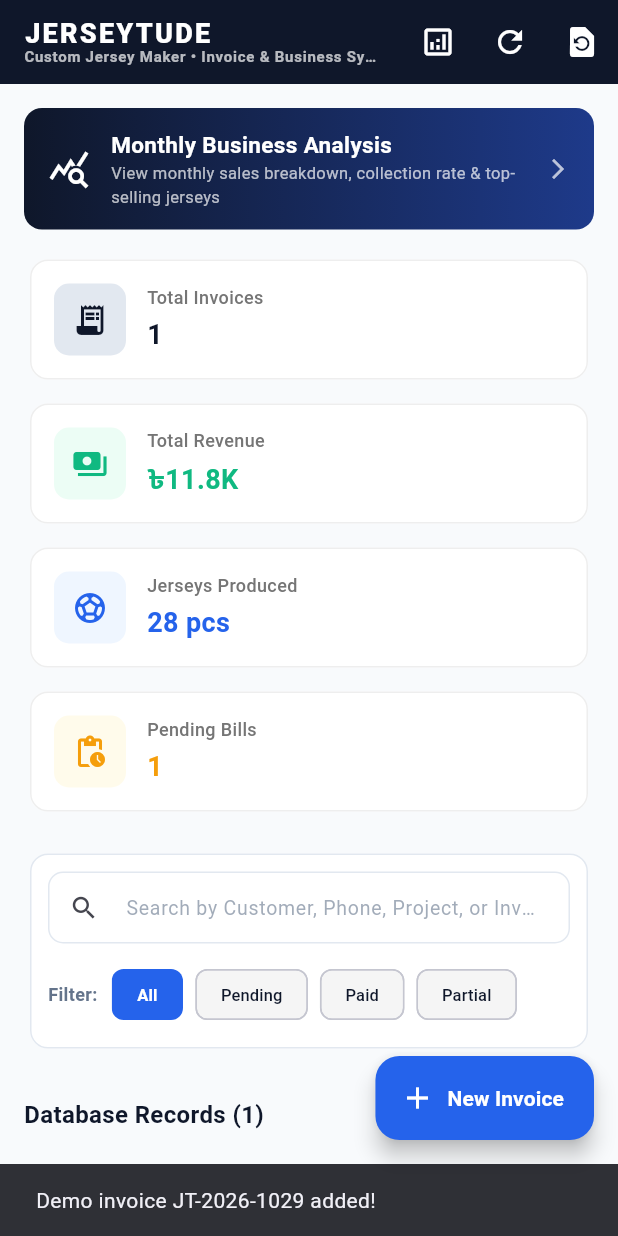
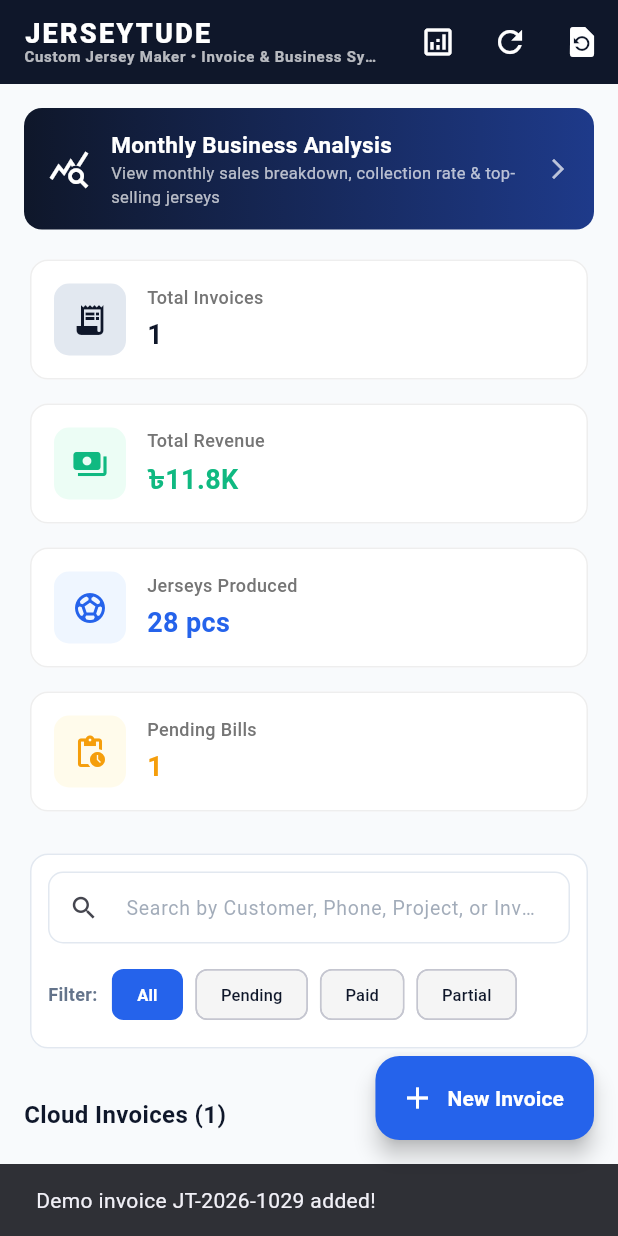
Before and after one commit to jmdidar9988/jerseytude_bill_generator, a Flutter app: the screen it shows after launch, after a tap on the "restore page" icon, on a phone screen of 412 x 824 dp. Run offline on Flutter 3.47's test engine with Material 3 defaults, Android fonts, the phone set to English and light mode, and no system bars; our stand-ins replace cloud_firestore, firebase_core, hive_flutter, pdf, printing, shared_preferences; accounts and stored records are empty.

Commit message:
Integrate Google Cloud Firestore for jerseytude-billing project

```diff
--- a/lib/main.dart
+++ b/lib/main.dart
@@ -1,11 +1,11 @@
 import 'package:flutter/material.dart';
 import 'screens/home_screen.dart';
-import 'services/database_service.dart';
+import 'services/firestore_service.dart';
 import 'theme/app_theme.dart';
 
 void main() async {
   WidgetsFlutterBinding.ensureInitialized();
-  await DatabaseService.init();
+  await FirestoreService.init();
   runApp(const JerseytudeBillGeneratorApp());
 }
 
--- a/lib/screens/create_bill_screen.dart
+++ b/lib/screens/create_bill_screen.dart
@@ -2,7 +2,7 @@ import 'package:flutter/material.dart';
 import 'package:intl/intl.dart';
 import '../models/bill.dart';
 import '../models/order_item.dart';
-import '../services/database_service.dart';
+import '../services/firestore_service.dart';
 import '../theme/app_theme.dart';
 import '../utils/number_to_words.dart';
 import '../widgets/item_dialog.dart';
@@ -65,7 +65,7 @@ class _CreateBillScreenState extends State<CreateBillScreen> {
   }
 
   Future<void> _generateInvoiceNumber() async {
-    final nextNo = await DatabaseService.getNextInvoiceNumber();
+    final nextNo = await FirestoreService.getNextInvoiceNumber();
     if (mounted) {
       setState(() {
         _invoiceNoController.text = nextNo;
@@ -138,7 +138,7 @@ class _CreateBillScreenState extends State<CreateBillScreen> {
     if (!_formKey.currentState!.validate()) return;
 
     final bill = _buildBill();
-    await DatabaseService.saveBill(bill);
+    await FirestoreService.saveBill(bill);
 
     if (!mounted) return;
 
--- a/lib/screens/home_screen.dart
+++ b/lib/screens/home_screen.dart
@@ -1,7 +1,7 @@
 import 'package:flutter/material.dart';
 import 'package:intl/intl.dart';
 import '../models/bill.dart';
-import '../services/database_service.dart';
+import '../services/firestore_service.dart';
 import '../services/pdf_service.dart';
 import '../theme/app_theme.dart';
 import '../widgets/bill_card.dart';
@@ -40,7 +40,7 @@ class _HomeScreenState extends State<HomeScreen> {
 
   Future<void> _loadBills() async {
     setState(() => _isLoading = true);
-    final bills = await DatabaseService.getAllBills();
+    final bills = await FirestoreService.getAllBills();
     setState(() {
       _allBills = bills;
       _applyFilter();
@@ -117,7 +117,7 @@ class _HomeScreenState extends State<HomeScreen> {
     );
 
     if (confirm == true) {
-      await DatabaseService.deleteBill(bill.id);
+      await FirestoreService.deleteBill(bill.id);
       _loadBills();
       if (mounted) {
         ScaffoldMessenger.of(context).showSnackBar(
@@ -128,8 +128,8 @@ class _HomeScreenState extends State<HomeScreen> {
   }
 
   Future<void> _restoreDemoBill() async {
-    final demo = DatabaseService.getDemoBill();
-    await DatabaseService.saveBill(demo);
+    final demo = FirestoreService.getDemoBill();
+    await FirestoreService.saveBill(demo);
     _loadBills();
     if (mounted) {
       ScaffoldMessenger.of(context).showSnackBar(
@@ -374,7 +374,7 @@ class _HomeScreenState extends State<HomeScreen> {
                           mainAxisAlignment: MainAxisAlignment.spaceBetween,
                           children: [
                             Text(
-                              'Database Records (${_filteredBills.length})',
+                              'Cloud Invoices (${_filteredBills.length})',
                               style: const TextStyle(
                                 fontSize: 16,
                                 fontWeight: FontWeight.w700,
--- /dev/null
+++ b/lib/services/firestore_service.dart
@@ -0,0 +1,138 @@
+import 'package:cloud_firestore/cloud_firestore.dart';
+import 'package:firebase_core/firebase_core.dart';
+import 'package:intl/intl.dart';
+import '../firebase_options.dart';
+import '../models/bill.dart';
+import '../models/order_item.dart';
+import 'database_service.dart';
+
+class FirestoreService {
+  static const String collectionName = 'invoices';
+  static bool _initialized = false;
+  static FirebaseFirestore? _db;
+
+  static Bill getDemoBill() {
+    return Bill(
+      id: 'demo-jt-2026-1029',
+      invoiceNumber: 'JT-2026-1029',
+      date: DateTime(2026, 10, 29),
+      paymentStatus: 'Pending',
+      customerName: 'Jisan',
+      customerAddress: 'Sunamganj',
+      customerPhone: '+880 1648725556',
+      project: 'Custom Sports Apparel',
+      paidAmount: 0.0,
+      items: [
+        OrderItem(
+          id: 'item-1',
+          description: 'Leaf Jacquard Polo Full Sleeve Jersey',
+          quantity: 28,
+          unitPrice: 420.0,
+        ),
+      ],
+    );
+  }
+
+  static Future<void> init() async {
+    if (_initialized) return;
+    try {
+      await Firebase.initializeApp(
+        options: DefaultFirebaseOptions.currentPlatform,
+      );
+      _db = FirebaseFirestore.instance;
+      _initialized = true;
+
+      // Also initialize local Hive for seamless offline backup
+      await DatabaseService.init();
+    } catch (e) {
+      // Fallback
+    }
+  }
+
+  static Future<List<Bill>> getAllBills() async {
+    try {
+      await init();
+      if (_db != null) {
+        final querySnapshot = await _db!
+            .collection(collectionName)
+            .get();
+
+        if (querySnapshot.docs.isNotEmpty) {
+          final bills = querySnapshot.docs.map((doc) {
+            return Bill.fromMap(doc.data());
+          }).toList();
+          bills.sort((a, b) => b.date.compareTo(a.date));
+
+          // Sync locally to Hive cache
+          for (final b in bills) {
+            await DatabaseService.saveBill(b);
+          }
+          return bills;
+        } else {
+          // If Firestore is completely fresh and empty, seed the demo bill!
+          final demo = getDemoBill();
+          await saveBill(demo);
+          return [demo];
+        }
+      }
+    } catch (e) {
+      // If network fails or Firestore rules not yet deployed, fallback to local database
+    }
+    return DatabaseService.getAllBills();
+  }
+
+  static Future<void> saveBill(Bill bill) async {
+    // 1. Save locally first for instant speed
+    await DatabaseService.saveBill(bill);
+
+    // 2. Sync to Cloud Firestore
+    try {
+      await init();
+      if (_db != null) {
+        await _db!
+            .collection(collectionName)
+            .doc(bill.id)
+            .set(bill.toMap(), SetOptions(merge: true));
+      }
+    } catch (e) {
+      // Saved in local cache; will sync when online
+    }
+  }
+
+  static Future<void> deleteBill(String id) async {
+    // 1. Delete locally
+    await DatabaseService.deleteBill(id);
+
+    // 2. Delete from Cloud Firestore
+    try {
+      await init();
+      if (_db != null) {
+        await _db!.collection(collectionName).doc(id).delete();
+      }
+    } catch (e) {
+      // Fallback
+    }
+  }
+
+  static Future<String> getNextInvoiceNumber() async {
+    try {
+      await init();
+      if (_db != null) {
+        final metaRef = _db!.collection('meta').doc('invoice_counter');
+        final doc = await metaRef.get();
+        int counter = 1029;
+        if (doc.exists && doc.data() != null && doc.data()!['counter'] != null) {
+          counter = (doc.data()!['counter'] as num).toInt() + 1;
+        } else {
+          counter = 1030;
+        }
+        await metaRef.set({'counter': counter}, SetOptions(merge: true));
+        final year = DateFormat('yyyy').format(DateTime.now());
+        return 'JT-$year-$counter';
+      }
+    } catch (e) {
+      // Fallback to local sequence
+    }
+    return DatabaseService.getNextInvoiceNumber();
+  }
+}
--- a/pubspec.yaml
+++ b/pubspec.yaml
@@ -40,6 +40,8 @@ dependencies:
   shared_preferences: ^2.5.6
   hive: ^2.2.3
   hive_flutter: ^1.1.0
+  firebase_core: ^5.1.0
+  cloud_firestore: ^7.1.0
 
 dev_dependencies:
   flutter_test:
```
Also changed, not shown: lib/firebase_options.dart (added), lib/services/analytics_service.dart (line endings or trailing spaces), lib/services/database_service.dart (line endings or trailing spaces), pubspec.lock, 3 other files.
